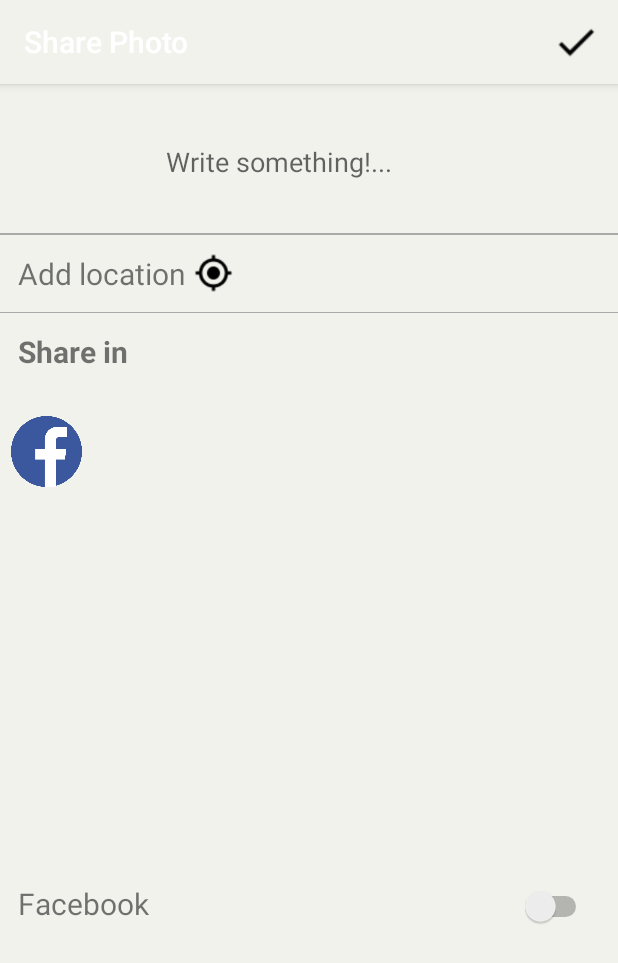
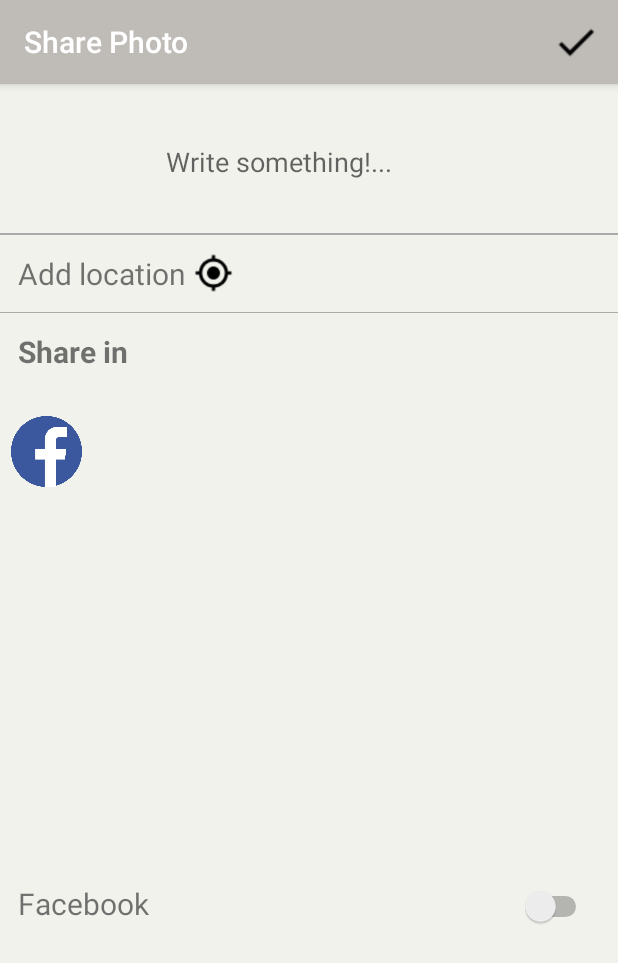
Before and after one commit to Victor-Garces/SharePhoto, an Android app: the PictureConfigurationActivity screen opened directly, with no data from a screen before it, on a phone screen of 412 x 824 dp. Shown: the top 963 px of the screen. Run offline under Robolectric (Android 15) with nearby library versions, the phone set to English and light mode, and no system bars; our stand-ins replace Firebase (no records; nobody signed in at launch, a user with empty details on screens opened directly); libraries missing offline, so code that uses them is left out: com.facebook, com.facebook.share; 2 statements that could not run were skipped.

```diff
--- a/app/src/main/res/values/colors.xml
+++ b/app/src/main/res/values/colors.xml
@@ -1,6 +1,6 @@
 <?xml version="1.0" encoding="utf-8"?>
 <resources>
-    <color name="colorPrimary">#F2F2ED</color>
+    <color name="colorPrimary">#BFBCB7</color>
     <color name="colorPrimaryDark">#FF0000</color>
     <color name="colorAccent">#FF4081</color>
     <color name="colorRed">#FF0000</color>
```
